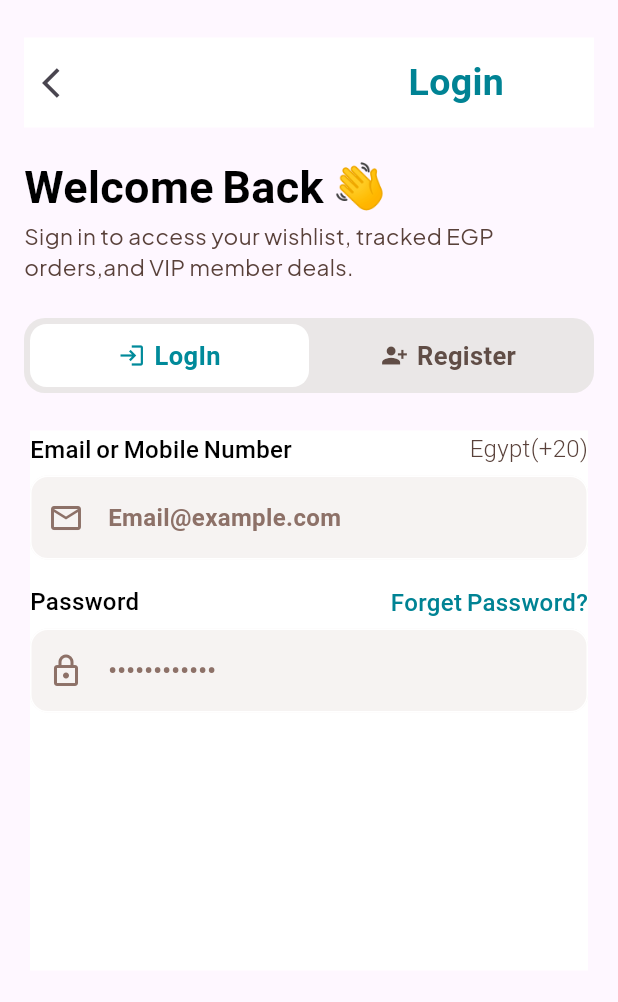
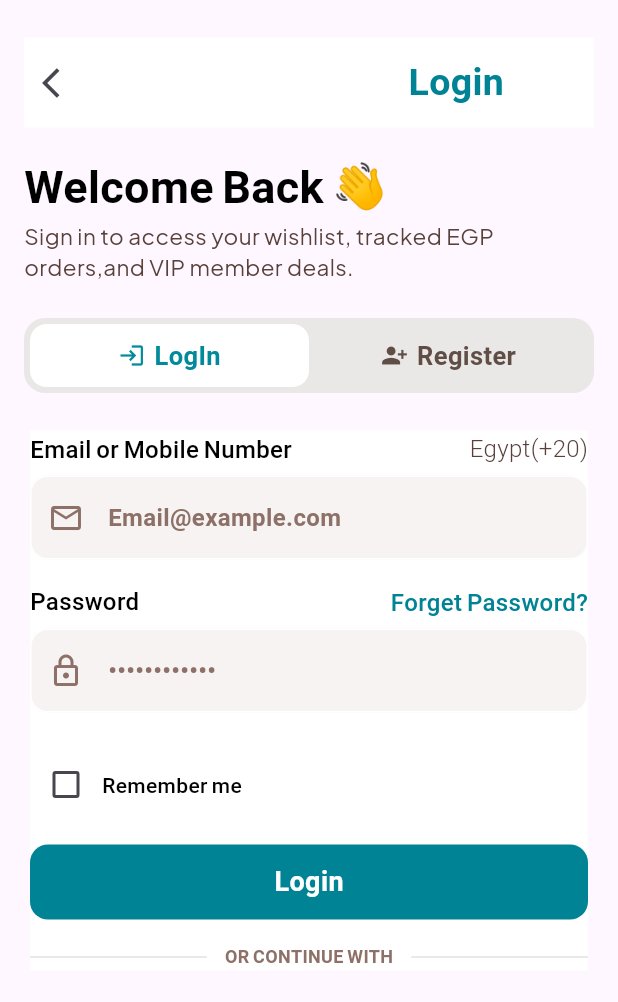
Before and after one commit to Ahmed-Mousa566/Indigo-e-commerce, a Flutter app: the screen it shows after launch, on a phone screen of 412 x 824 dp. Shown: the top 1002 px of the screen. Run offline on Flutter 3.47's test engine with Material 3 defaults, Android fonts, the phone set to English and light mode, and no system bars; our stand-ins replace go_router, google_fonts; Roboto replaces fonts that are missing (Montserrat).

Commit message:
creata remmemmber me check box and divider

```diff
--- a/lib/core/utils/constant.dart
+++ b/lib/core/utils/constant.dart
@@ -1,6 +1,10 @@
 import 'package:flutter/widgets.dart';
 
 class Constant {
-  static const Color KprimaryColor = Color(0XFF008394);
-  static const Color KsubTittle = Color(0XFF59413A);
+  static const Color kPrimaryColor = Color(0XFF008394);
+  static const Color kSubTittle = Color(0XFF59413A);
+  static const Color kBackground = Color(0XFFFCF9F8);
+  static const Color kLinkColor = Color(0XFF006876);
+  static const Color kDivider = Color(0XFFE4E2E1);
+  static const Color kHintColor = Color(0XFF8D7168);
 }
--- a/lib/feature/Auth/presentation/views/widgets/auth_view_body.dart
+++ b/lib/feature/Auth/presentation/views/widgets/auth_view_body.dart
@@ -4,6 +4,7 @@ import 'package:e_commerce/feature/Auth/presentation/views/widgets/login_form.da
 import 'package:e_commerce/feature/Auth/presentation/views/widgets/login_text.dart';
 import 'package:e_commerce/feature/Auth/presentation/views/widgets/register_form.dart';
 import 'package:e_commerce/feature/Auth/presentation/views/widgets/register_text.dart';
+import 'package:e_commerce/feature/Auth/presentation/views/widgets/remmeber_me.dart';
 import 'package:flutter/material.dart';
 
 class AuthViewBody extends StatefulWidget {
@@ -52,6 +53,10 @@ class _AuthViewBodyState extends State<AuthViewBody> {
 
           else
             const RegisterForm(),
+
+
+
+
         ],
       ),
     );
--- a/lib/feature/Auth/presentation/views/widgets/custom_auth_app_bar.dart
+++ b/lib/feature/Auth/presentation/views/widgets/custom_auth_app_bar.dart
@@ -25,7 +25,7 @@ class CustomAuthAppBar extends StatelessWidget {
               text: title,
               size: 25,
               fontWeight: FontWeight.bold,
-              color: Constant.KprimaryColor,
+              color: Constant.kPrimaryColor,
             ),
             const SizedBox(width: 60),
           ],
--- /dev/null
+++ b/lib/feature/Auth/presentation/views/widgets/custom_botttom.dart
@@ -0,0 +1,30 @@
+import 'package:e_commerce/core/utils/constant.dart';
+import 'package:e_commerce/core/utils/widgets/custm_text.dart';
+import 'package:flutter/material.dart';
+
+class Custombutton extends StatelessWidget {
+  const Custombutton({super.key, required this.text, this.ontap});
+  final String text;
+  final VoidCallback? ontap;
+  @override
+  Widget build(BuildContext context) {
+    return GestureDetector(
+      onTap: ontap,
+      child: Container(
+        height: 50,
+        decoration: BoxDecoration(
+          color: Constant.kPrimaryColor,
+          borderRadius: BorderRadius.circular(12),
+        ),
+
+        child: Center(
+          child: CustomText(
+            text: text,
+            color: Colors.white,
+            fontWeight: FontWeight.w600,
+          ),
+        ),
+      ),
+    );
+  }
+}
--- a/lib/feature/Auth/presentation/views/widgets/login_form.dart
+++ b/lib/feature/Auth/presentation/views/widgets/login_form.dart
@@ -1,6 +1,9 @@
-import 'package:e_commerce/core/utils/constant.dart';
-import 'package:e_commerce/core/utils/widgets/custm_text.dart';
+
+import 'package:e_commerce/feature/Auth/presentation/views/widgets/custom_botttom.dart';
 import 'package:e_commerce/feature/Auth/presentation/views/widgets/emali_labal.dart';
+import 'package:e_commerce/feature/Auth/presentation/views/widgets/or_divider.dart';
+import 'package:e_commerce/feature/Auth/presentation/views/widgets/password_lable.dart';
+import 'package:e_commerce/feature/Auth/presentation/views/widgets/remmeber_me.dart';
 import 'package:e_commerce/feature/Auth/presentation/views/widgets/text_form_failed.dart';
 import 'package:flutter/material.dart';
 
@@ -31,6 +34,22 @@ class LoginForm extends StatelessWidget {
               hint: "••••••••••••",
               obscureText: true),
 
+              SizedBox(height: 24),
+
+
+             RememberMeRow(),
+             SizedBox(height: 16,),
+
+              Custombutton(text: "Login", ontap: null),
+
+              SizedBox(height: 16,),
+
+              OrDivider(),
+
+
+
+
+
 
 
 
@@ -41,28 +60,3 @@ class LoginForm extends StatelessWidget {
     );
   }
 }
-
-class PasswordLable extends StatelessWidget {
-  const PasswordLable({super.key});
-
-  @override
-  Widget build(BuildContext context) {
-    return const Row(
-      children: [
-        CustomText(
-          text: "Password",
-          color: Colors.black,
-          size: 16,
-          fontWeight: FontWeight.w500,
-        ),
-        Spacer(),
-        CustomText(
-          text: "Forget Password?",
-          color: Constant.KprimaryColor,
-          size: 16,
-          fontWeight: FontWeight.w500,
-        ),
-      ],
-    );
-  }
-}
--- a/lib/feature/Auth/presentation/views/widgets/login_text.dart
+++ b/lib/feature/Auth/presentation/views/widgets/login_text.dart
@@ -21,7 +21,7 @@ class LoginTxet extends StatelessWidget {
             ),
                CustomText(
                  text: "Sign in to access your wishlist, tracked EGP orders,and VIP member deals.",
-                color: Constant.KsubTittle,
+                color: Constant.kSubTittle,
                 fontWeight: FontWeight.w400,
                 fontFamily: GoogleFonts.plusJakartaSans().fontFamily,
                  size: 15,
--- /dev/null
+++ b/lib/feature/Auth/presentation/views/widgets/or_divider.dart
@@ -0,0 +1,26 @@
+import 'package:e_commerce/core/utils/constant.dart';
+import 'package:e_commerce/core/utils/widgets/custm_text.dart';
+import 'package:flutter/material.dart';
+
+class OrDivider extends StatelessWidget {
+  const OrDivider({super.key});
+
+  @override
+  Widget build(BuildContext context) {
+    return const Row(
+      children: [
+        Expanded(child: Divider(color: Constant.kDivider)),
+        Padding(
+          padding: EdgeInsets.symmetric(horizontal: 12),
+          child: CustomText(
+            text: "OR CONTINUE WITH",
+            color: Constant.kHintColor,
+            size: 12,
+            fontWeight: FontWeight.w600,
+          ),
+        ),
+        Expanded(child: Divider(color: Constant.kDivider)),
+      ],
+    );
+  }
+}
--- /dev/null
+++ b/lib/feature/Auth/presentation/views/widgets/password_lable.dart
@@ -0,0 +1,28 @@
+import 'package:e_commerce/core/utils/constant.dart';
+import 'package:e_commerce/core/utils/widgets/custm_text.dart';
+import 'package:flutter/material.dart';
+
+class PasswordLable extends StatelessWidget {
+  const PasswordLable({super.key});
+
+  @override
+  Widget build(BuildContext context) {
+    return const Row(
+      children: [
+        CustomText(
+          text: "Password",
+          color: Colors.black,
+          size: 16,
+          fontWeight: FontWeight.w500,
+        ),
+        Spacer(),
+        CustomText(
+          text: "Forget Password?",
+          color: Constant.kPrimaryColor,
+          size: 16,
+          fontWeight: FontWeight.w500,
+        ),
+      ],
+    );
+  }
+}
--- a/lib/feature/Auth/presentation/views/widgets/register_text.dart
+++ b/lib/feature/Auth/presentation/views/widgets/register_text.dart
@@ -17,7 +17,7 @@ class RegisterText extends StatelessWidget {
           CustomText(
             text:
                 "Join 100,000+ happy shoppers in Cairo & across Egypt for premier same-day delivery.",
-            color: Constant.KsubTittle,
+            color: Constant.kSubTittle,
             fontWeight: FontWeight.w400,
             fontFamily: GoogleFonts.plusJakartaSans().fontFamily,
             size: 15,
--- /dev/null
+++ b/lib/feature/Auth/presentation/views/widgets/remmeber_me.dart
@@ -0,0 +1,38 @@
+import 'package:e_commerce/core/utils/constant.dart';
+import 'package:e_commerce/core/utils/widgets/custm_text.dart';
+import 'package:flutter/material.dart';
+
+class RememberMeRow extends StatefulWidget {
+  const RememberMeRow({super.key});
+
+  @override
+  State<RememberMeRow> createState() => _RememberMeRowState();
+}
+
+class _RememberMeRowState extends State<RememberMeRow> {
+  bool remember = false;
+
+  Widget _buildCheckbox() {
+    return Checkbox(
+      value: remember,
+      activeColor: Constant.kPrimaryColor,
+      onChanged: (v) => setState(() => remember = v ?? false),
+    );
+  }
+
+  @override
+  Widget build(BuildContext context) {
+    return Row(
+      children: [
+        _buildCheckbox(),
+        const CustomText(
+          text: "Remember me",
+          color: Colors.black,
+          size: 14,
+          fontWeight: FontWeight.w500,
+        ),
+
+      ],
+    );
+  }
+}
--- a/lib/feature/splach/presentation/views/widgets/splach_view_body.dart
+++ b/lib/feature/splach/presentation/views/widgets/splach_view_body.dart
@@ -50,7 +50,7 @@ class _SplchViewBodyState extends State<SplchViewBody> {
               text: 'Indigo ',
               size: 34,
               fontWeight: FontWeight.bold,
-              color: Constant.KprimaryColor,
+              color: Constant.kPrimaryColor,
             ),
             CustomText(
               text: 'Store',
@@ -64,7 +64,7 @@ class _SplchViewBodyState extends State<SplchViewBody> {
           text: 'EGYPT\'S PREMIER CURATED SHOPPING',
           size: 14,
           fontWeight: FontWeight.w500,
-          color: Constant.KsubTittle,
+          color: Constant.kSubTittle,
         ),
       ],
     );
```
Also changed, not shown: assets/images/apple.png (added), assets/images/facebook.png (added), assets/images/google.png (added), 1 other file.
